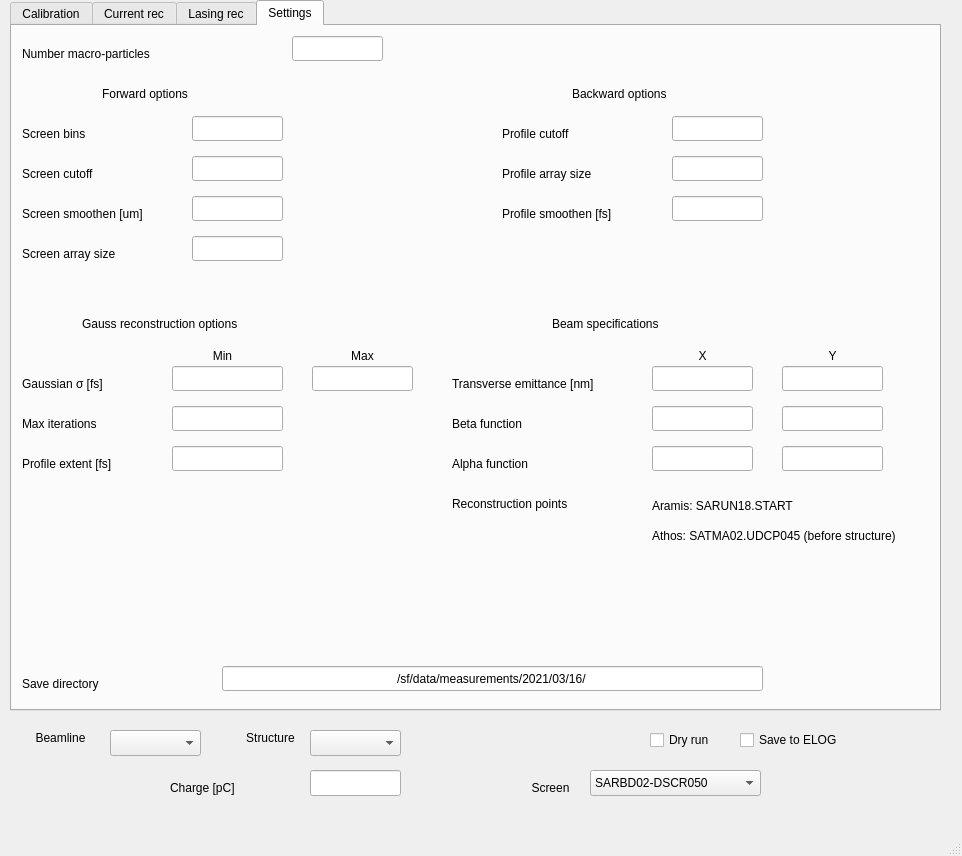
pdijksta/PassiveWFMeasurement, file gui.ui: the form before one commit.
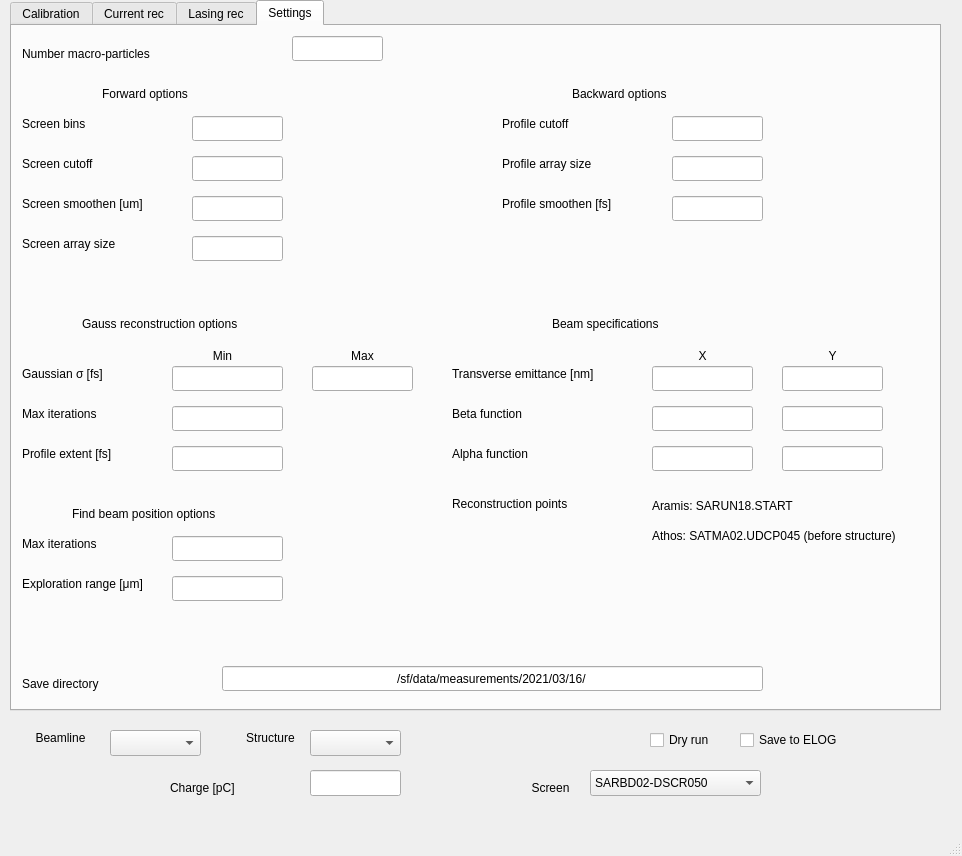
The form after the commit. The open tabs and pages were chosen to show the change.

Commit message: add find_beam_position_options

```diff
--- a/gui.ui
+++ b/gui.ui
@@ -2029,7 +2029,7 @@
       <property name="geometry">
        <rect>
         <x>440</x>
-        <y>350</y>
+        <y>340</y>
         <width>211</width>
         <height>16</height>
        </rect>
@@ -2106,7 +2106,7 @@
       <property name="geometry">
        <rect>
         <x>10</x>
-        <y>140</y>
+        <y>130</y>
         <width>161</width>
         <height>16</height>
        </rect>
@@ -2119,7 +2119,7 @@
       <property name="geometry">
        <rect>
         <x>10</x>
-        <y>180</y>
+        <y>170</y>
         <width>161</width>
         <height>16</height>
        </rect>
@@ -2145,7 +2145,7 @@
       <property name="geometry">
        <rect>
         <x>10</x>
-        <y>100</y>
+        <y>90</y>
         <width>161</width>
         <height>16</height>
        </rect>
@@ -2158,7 +2158,7 @@
       <property name="geometry">
        <rect>
         <x>490</x>
-        <y>100</y>
+        <y>90</y>
         <width>161</width>
         <height>16</height>
        </rect>
@@ -2171,7 +2171,7 @@
       <property name="geometry">
        <rect>
         <x>490</x>
-        <y>140</y>
+        <y>130</y>
         <width>161</width>
         <height>16</height>
        </rect>
@@ -2248,7 +2248,7 @@
       <property name="geometry">
        <rect>
         <x>10</x>
-        <y>350</y>
+        <y>340</y>
         <width>161</width>
         <height>16</height>
        </rect>
@@ -2325,7 +2325,7 @@
       <property name="geometry">
        <rect>
         <x>10</x>
-        <y>430</y>
+        <y>420</y>
         <width>121</width>
         <height>16</height>
        </rect>
@@ -2396,7 +2396,7 @@
       <property name="geometry">
        <rect>
         <x>10</x>
-        <y>220</y>
+        <y>210</y>
         <width>161</width>
         <height>16</height>
        </rect>
@@ -2438,7 +2438,7 @@
       <property name="geometry">
        <rect>
         <x>490</x>
-        <y>180</y>
+        <y>170</y>
         <width>161</width>
         <height>16</height>
        </rect>
@@ -2480,8 +2480,8 @@
       <property name="geometry">
        <rect>
         <x>10</x>
-        <y>390</y>
-        <width>161</width>
+        <y>380</y>
+        <width>101</width>
         <height>16</height>
        </rect>
       </property>
@@ -2554,7 +2554,7 @@
       <property name="geometry">
        <rect>
         <x>440</x>
-        <y>390</y>
+        <y>380</y>
         <width>141</width>
         <height>16</height>
        </rect>
@@ -2615,7 +2615,7 @@
       <property name="geometry">
        <rect>
         <x>440</x>
-        <y>430</y>
+        <y>420</y>
         <width>141</width>
         <height>16</height>
        </rect>
@@ -2685,6 +2685,77 @@
        <set>Qt::AlignLeading|Qt::AlignLeft|Qt::AlignVCenter</set>
       </property>
      </widget>
+     <widget class="QLabel" name="label_48">
+      <property name="geometry">
+       <rect>
+        <x>60</x>
+        <y>480</y>
+        <width>191</width>
+        <height>16</height>
+       </rect>
+      </property>
+      <property name="text">
+       <string>Find beam position options</string>
+      </property>
+     </widget>
+     <widget class="QLabel" name="label_71">
+      <property name="geometry">
+       <rect>
+        <x>10</x>
+        <y>510</y>
+        <width>101</width>
+        <height>16</height>
+       </rect>
+      </property>
+      <property name="text">
+       <string>Max iterations</string>
+      </property>
+     </widget>
+     <widget class="QLineEdit" name="FindBeamMaxIter">
+      <property name="geometry">
+       <rect>
+        <x>160</x>
+        <y>510</y>
+        <width>111</width>
+        <height>25</height>
+       </rect>
+      </property>
+      <property name="text">
+       <string/>
+      </property>
+      <property name="alignment">
+       <set>Qt::AlignCenter</set>
+      </property>
+     </widget>
+     <widget class="QLineEdit" name="FindBeamExplorationRange">
+      <property name="geometry">
+       <rect>
+        <x>160</x>
+        <y>550</y>
+        <width>111</width>
+        <height>25</height>
+       </rect>
+      </property>
+      <property name="text">
+       <string/>
+      </property>
+      <property name="alignment">
+       <set>Qt::AlignCenter</set>
+      </property>
+     </widget>
+     <widget class="QLabel" name="label_75">
+      <property name="geometry">
+       <rect>
+        <x>10</x>
+        <y>550</y>
+        <width>141</width>
+        <height>16</height>
+       </rect>
+      </property>
+      <property name="text">
+       <string>Exploration range [μm]</string>
+      </property>
+     </widget>
     </widget>
    </widget>
    <widget class="QComboBox" name="StructureSelect">
```
Left out of the diff: 2 changed lines with no effect on the pictures. The commit also changes 4 other files.
